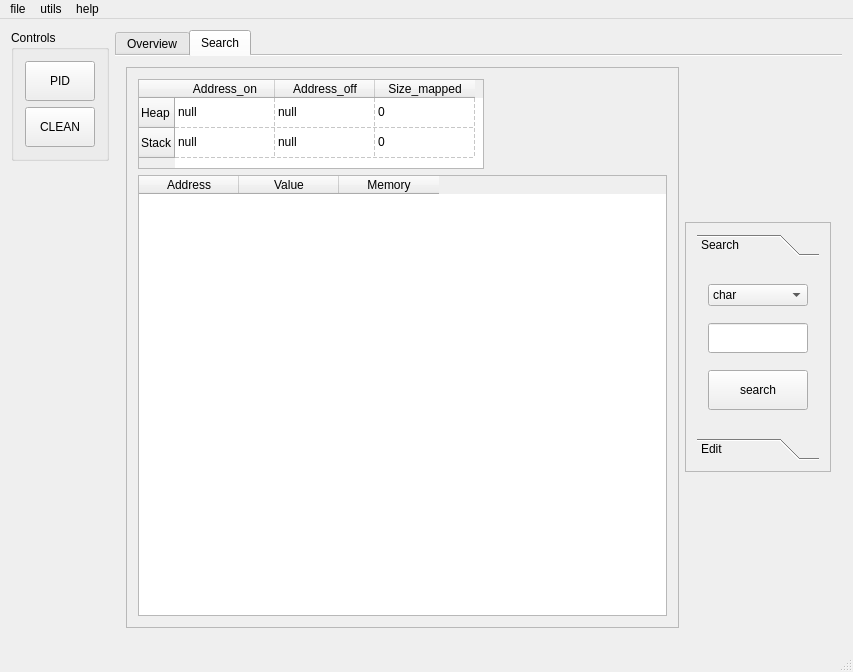
First picture: the form in src/gui/mainwindow.ui, repository mentebinaria/maProc, before the edit.
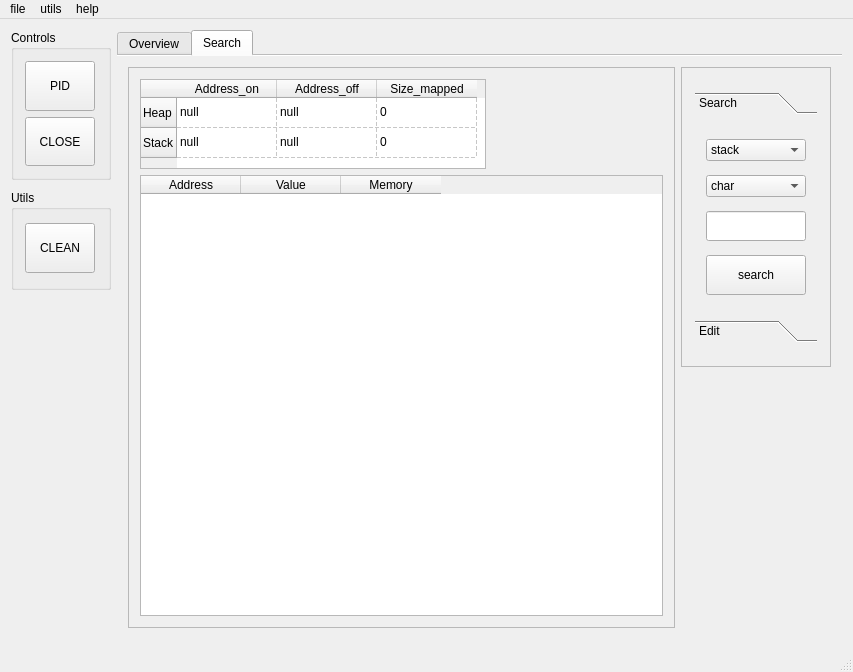
Second picture: the form after the edit.

Diff of the .ui file:
```diff
--- a/src/gui/mainwindow.ui
+++ b/src/gui/mainwindow.ui
@@ -21,12 +21,32 @@
   </property>
   <widget class="QWidget" name="centralWidget">
    <layout class="QHBoxLayout" name="horizontalLayout_2">
-    <item alignment="Qt::AlignLeft|Qt::AlignTop">
-     <widget class="QGroupBox" name="groupBox">
+    <item>
+     <layout class="QVBoxLayout" name="verticalLayout_7">
+      <property name="spacing">
+       <number>10</number>
+      </property>
+      <property name="sizeConstraint">
+       <enum>QLayout::SetFixedSize</enum>
+      </property>
+      <item alignment="Qt::AlignTop">
+       <widget class="QGroupBox" name="ControlsBox">
+        <property name="sizePolicy">
+         <sizepolicy hsizetype="Preferred" vsizetype="Preferred">
+          <horstretch>10</horstretch>
+          <verstretch>10</verstretch>
+         </sizepolicy>
+        </property>
+        <property name="minimumSize">
+         <size>
+          <width>100</width>
+          <height>150</height>
+         </size>
+        </property>
       <property name="maximumSize">
        <size>
-        <width>300</width>
-        <height>300</height>
+          <width>100</width>
+          <height>150</height>
        </size>
       </property>
       <property name="title">
@@ -53,6 +73,46 @@
         </widget>
        </item>
        <item>
+          <widget class="QPushButton" name="closeButton">
+           <property name="minimumSize">
+            <size>
+             <width>40</width>
+             <height>40</height>
+            </size>
+           </property>
+           <property name="maximumSize">
+            <size>
+             <width>70</width>
+             <height>50</height>
+            </size>
+           </property>
+           <property name="text">
+            <string>CLOSE</string>
+           </property>
+          </widget>
+         </item>
+        </layout>
+       </widget>
+      </item>
+      <item alignment="Qt::AlignTop">
+       <widget class="QGroupBox" name="utilsBox">
+        <property name="minimumSize">
+         <size>
+          <width>100</width>
+          <height>100</height>
+         </size>
+        </property>
+        <property name="maximumSize">
+         <size>
+          <width>100</width>
+          <height>150</height>
+         </size>
+        </property>
+        <property name="title">
+         <string>Utils</string>
+        </property>
+        <layout class="QVBoxLayout" name="verticalLayout_8">
+         <item>
         <widget class="QPushButton" name="cleanButton2">
          <property name="sizePolicy">
           <sizepolicy hsizetype="Minimum" vsizetype="Fixed">
@@ -81,6 +141,21 @@
      </widget>
     </item>
     <item>
+       <spacer name="verticalSpacer">
+        <property name="orientation">
+         <enum>Qt::Vertical</enum>
+        </property>
+        <property name="sizeHint" stdset="0">
+         <size>
+          <width>10</width>
+          <height>380</height>
+         </size>
+        </property>
+       </spacer>
+      </item>
+     </layout>
+    </item>
+    <item>
      <widget class="QTabWidget" name="MenuView">
       <property name="enabled">
        <bool>true</bool>
@@ -280,8 +355,14 @@
         <string>Search</string>
        </attribute>
        <layout class="QGridLayout" name="gridLayout">
-        <item row="0" column="2" alignment="Qt::AlignLeft">
+        <item row="0" column="2" alignment="Qt::AlignLeft|Qt::AlignTop">
          <widget class="QScrollArea" name="editArea">
+          <property name="minimumSize">
+           <size>
+            <width>150</width>
+            <height>300</height>
+           </size>
+          </property>
           <property name="maximumSize">
            <size>
             <width>170</width>
@@ -296,8 +377,8 @@
             <rect>
              <x>0</x>
              <y>0</y>
-             <width>132</width>
-             <height>248</height>
+             <width>148</width>
+             <height>298</height>
             </rect>
            </property>
            <layout class="QHBoxLayout" name="horizontalLayout">
@@ -324,13 +405,32 @@
                  <x>0</x>
                  <y>0</y>
                  <width>116</width>
-                 <height>172</height>
+                 <height>190</height>
                 </rect>
                </property>
                <attribute name="label">
                 <string>Search</string>
                </attribute>
                <layout class="QVBoxLayout" name="verticalLayout_3">
+                <item>
+                 <widget class="QComboBox" name="mem">
+                  <item>
+                   <property name="text">
+                    <string>stack</string>
+                   </property>
+                  </item>
+                  <item>
+                   <property name="text">
+                    <string>heap</string>
+                   </property>
+                  </item>
+                  <item>
+                   <property name="text">
+                    <string>all</string>
+                   </property>
+                  </item>
+                 </widget>
+                </item>
                 <item>
                  <widget class="QComboBox" name="type">
                   <property name="cursor">
@@ -513,7 +613,7 @@
               <rect>
                <x>0</x>
                <y>0</y>
-               <width>592</width>
+               <width>555</width>
                <height>547</height>
               </rect>
              </property>
```
Left out of the diff: 130 changed lines with no effect on the pictures. Lines whose indentation alone changed are shown as unchanged.
